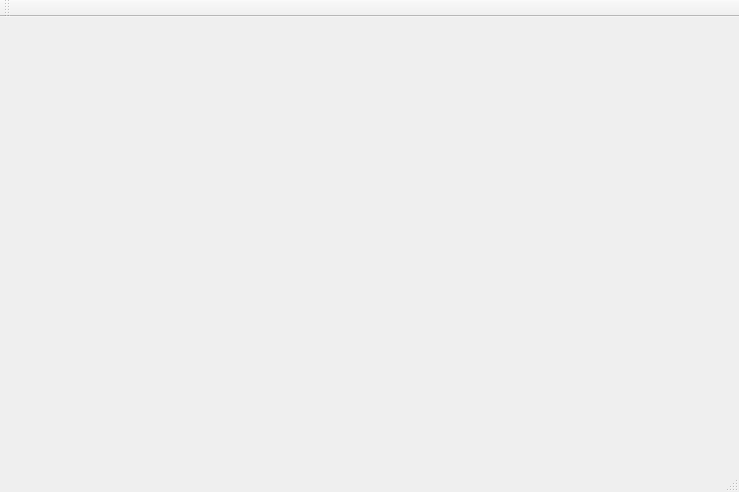
Above: Arthur_Aghajanyan/QT_browser/mainwindow.ui from Galateyta/ITC-10 before the change. Below: the same form after it.
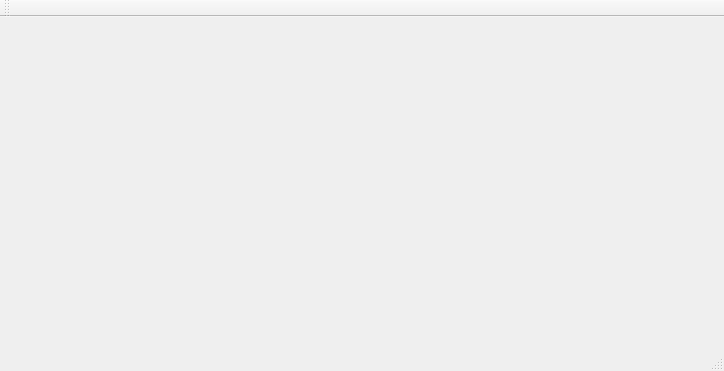
That is the form after the change.

Commit message:
-Author Arthur Aghajanyan
        -Added scroll functionality: Img DownloadByUrl(In progress)

What changed in the file:
```diff
--- a/Arthur_Aghajanyan/QT_browser/mainwindow.ui
+++ b/Arthur_Aghajanyan/QT_browser/mainwindow.ui
@@ -6,8 +6,8 @@
    <rect>
     <x>0</x>
     <y>0</y>
-    <width>739</width>
-    <height>492</height>
+    <width>724</width>
+    <height>371</height>
    </rect>
   </property>
   <property name="windowTitle">
```
Left out of the diff: 2 changed lines with no effect on the pictures. The commit also changes 2 other files.
